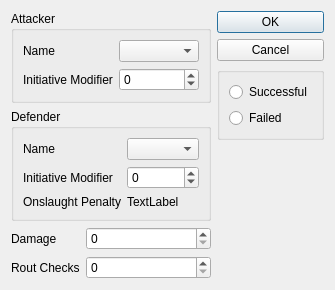
The window that lib/attack_gui.ui (ErikSeguinte/ex-3e-tracker-Python) describes before a commit, drawn with Qt 5.
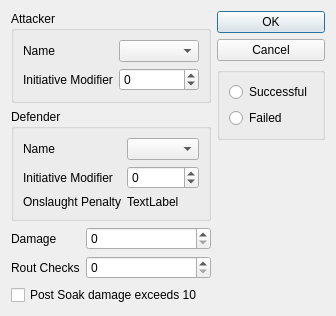
The same window after the commit.

Commit message: Withering attacks now have a checkbox asking if post soak damage exceeds 10.

```diff
--- a/lib/attack_gui.ui
+++ b/lib/attack_gui.ui
@@ -6,8 +6,8 @@
    <rect>
     <x>0</x>
     <y>0</y>
-    <width>304</width>
-    <height>263</height>
+    <width>336</width>
+    <height>286</height>
    </rect>
   </property>
   <property name="windowTitle">
@@ -116,7 +116,14 @@
         </widget>
        </item>
        <item row="1" column="1">
-        <widget class="QSpinBox" name="spinBox"/>
+        <widget class="QSpinBox" name="rout_spinBox"/>
+       </item>
+       <item row="2" column="0" colspan="2">
+        <widget class="QCheckBox" name="post_soak_damage_exceeds_10_checkBox">
+         <property name="text">
+          <string>Post Soak damage exceeds 10</string>
+         </property>
+        </widget>
        </item>
       </layout>
      </item>
```
Left out of the diff: 9 changed lines with no effect on the pictures. The commit also changes 5 other files.
